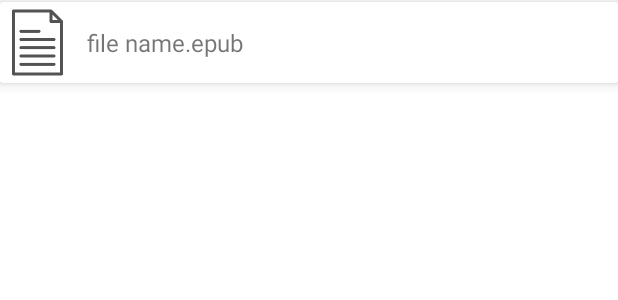
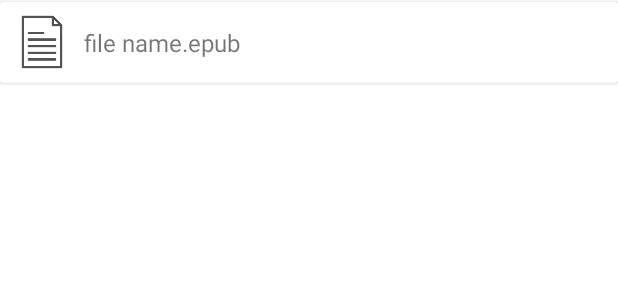
Before and after one commit to Sonlv69/EbookDo, an Android app: the layout item_book_file.xml on its own in the app's theme, with its tools: preview values and no code run, on a phone screen of 412 x 824 dp. Shown: the top 300 px of the screen. Run offline under Robolectric (Android 15) with nearby library versions, the phone set to English and light mode, and no system bars.

```diff
--- a/app/src/main/res/layout/item_book_file.xml
+++ b/app/src/main/res/layout/item_book_file.xml
@@ -5,7 +5,7 @@
     android:layout_width="match_parent"
     android:layout_height="wrap_content"
     android:layout_marginVertical="1dp"
-    app:cardElevation="5dp">
+    app:cardElevation="2dp">
 
     <LinearLayout
         android:layout_width="match_parent"
@@ -14,8 +14,9 @@
 
         <ImageView
             android:id="@+id/img_book_file"
-            android:layout_width="50dp"
-            android:layout_height="50dp"
+            android:layout_width="40dp"
+            android:layout_height="40dp"
+            android:layout_marginStart="8dp"
             android:src="@drawable/page_icon"
             android:layout_gravity="center"
             android:maxHeight="20dp"
@@ -23,13 +24,16 @@
 
         <TextView
             android:id="@+id/tv_book_file"
-            android:layout_width="wrap_content"
+            android:layout_width="match_parent"
             android:layout_height="wrap_content"
             android:layout_marginStart="8dp"
             android:layout_marginTop="16dp"
             android:layout_marginEnd="16dp"
             android:layout_marginBottom="16dp"
             android:text="file name.epub"
+            android:maxLines="2"
+            android:ellipsize="middle"
+            android:singleLine="true"
             android:textSize="16sp" />
 
     </LinearLayout>
```
Also changed, not shown: app/src/main/java/com/kiluss/ebookdo/fragment/HomeFragment.java (+9 -2 lines), app/src/main/java/com/kiluss/ebookdo/fragment/SearchFragment.java (+8 -2 lines), app/src/main/java/com/kiluss/ebookdo/viewmodel/HomeFragmentViewModel.java (+7 -0 lines).
